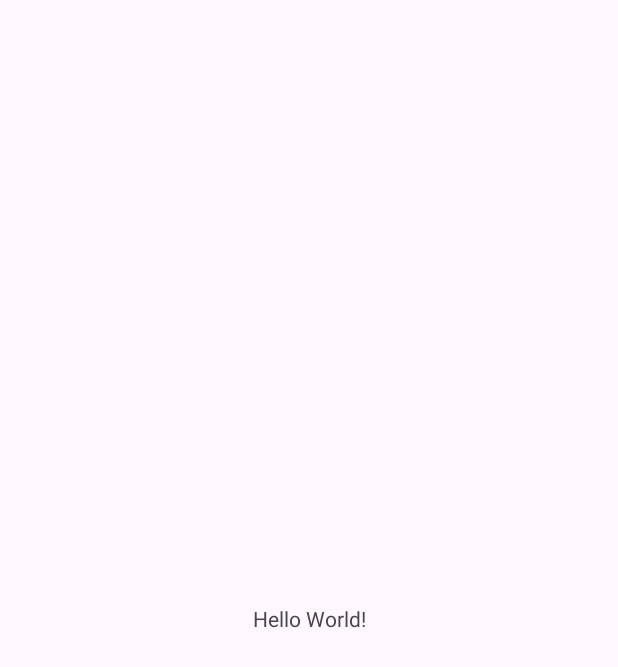
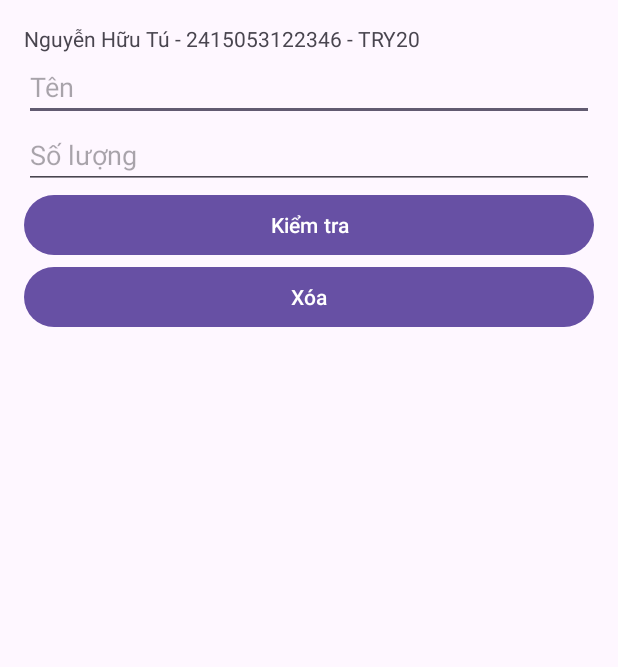
Before and after one commit to huutu1368/Tu_On1, an Android app: the screen it shows after launch (MainActivity), on a phone screen of 412 x 824 dp. Before the commit the part shown is almost empty. Shown: the top 667 px of the screen. Run offline under Robolectric (Android 15) with nearby library versions, the phone set to English and light mode, and no system bars.

Commit message:
Hoan thanh giao dien

```diff
--- a/app/build.gradle.kts
+++ b/app/build.gradle.kts
@@ -17,7 +17,9 @@ android {
 
         testInstrumentationRunner = "androidx.test.runner.AndroidJUnitRunner"
     }
-
+    buildFeatures {
+        viewBinding = true
+    }
     buildTypes {
         release {
             optimization {
--- a/app/src/main/res/layout/activity_main.xml
+++ b/app/src/main/res/layout/activity_main.xml
@@ -1,19 +1,57 @@
 <?xml version="1.0" encoding="utf-8"?>
-<androidx.constraintlayout.widget.ConstraintLayout xmlns:android="http://schemas.android.com/apk/res/android"
-    xmlns:app="http://schemas.android.com/apk/res-auto"
-    xmlns:tools="http://schemas.android.com/tools"
+<ScrollView xmlns:android="http://schemas.android.com/apk/res/android"
     android:id="@+id/main"
     android:layout_width="match_parent"
-    android:layout_height="match_parent"
-    tools:context=".MainActivity">
+    android:layout_height="match_parent">
 
-    <TextView
-        android:layout_width="wrap_content"
+    <LinearLayout
+        android:layout_width="match_parent"
         android:layout_height="wrap_content"
-        android:text="Hello World!"
-        app:layout_constraintBottom_toBottomOf="parent"
-        app:layout_constraintEnd_toEndOf="parent"
-        app:layout_constraintStart_toStartOf="parent"
-        app:layout_constraintTop_toTopOf="parent" />
+        android:orientation="vertical"
+        android:padding="16dp">
 
-</androidx.constraintlayout.widget.ConstraintLayout>
+        <TextView
+            android:id="@+id/txtSinhVien"
+            android:layout_width="match_parent"
+            android:layout_height="wrap_content"
+            android:text="Nguyễn Hữu Tú - 2415053122346 - TRY20" />
+
+        <EditText
+            android:id="@+id/edtTen"
+            android:layout_width="match_parent"
+            android:layout_height="wrap_content"
+            android:hint="Tên"
+            android:inputType="textPersonName" />
+
+        <EditText
+            android:id="@+id/edtSoLuong"
+            android:layout_width="match_parent"
+            android:layout_height="wrap_content"
+            android:hint="Số lượng"
+            android:inputType="text"
+            android:singleLine="true" />
+
+        <Button
+            android:id="@+id/btnKiemTra"
+            android:layout_width="match_parent"
+            android:layout_height="wrap_content"
+            android:text="Kiểm tra" />
+
+        <Button
+            android:id="@+id/btnXoa"
+            android:layout_width="match_parent"
+            android:layout_height="wrap_content"
+            android:text="Xóa" />
+
+        <TextView
+            android:id="@+id/txtKetQua"
+            android:layout_width="match_parent"
+            android:layout_height="wrap_content" />
+
+        <TextView
+            android:id="@+id/txtMaLuot"
+            android:layout_width="match_parent"
+            android:layout_height="wrap_content" />
+
+    </LinearLayout>
+</ScrollView>
```
